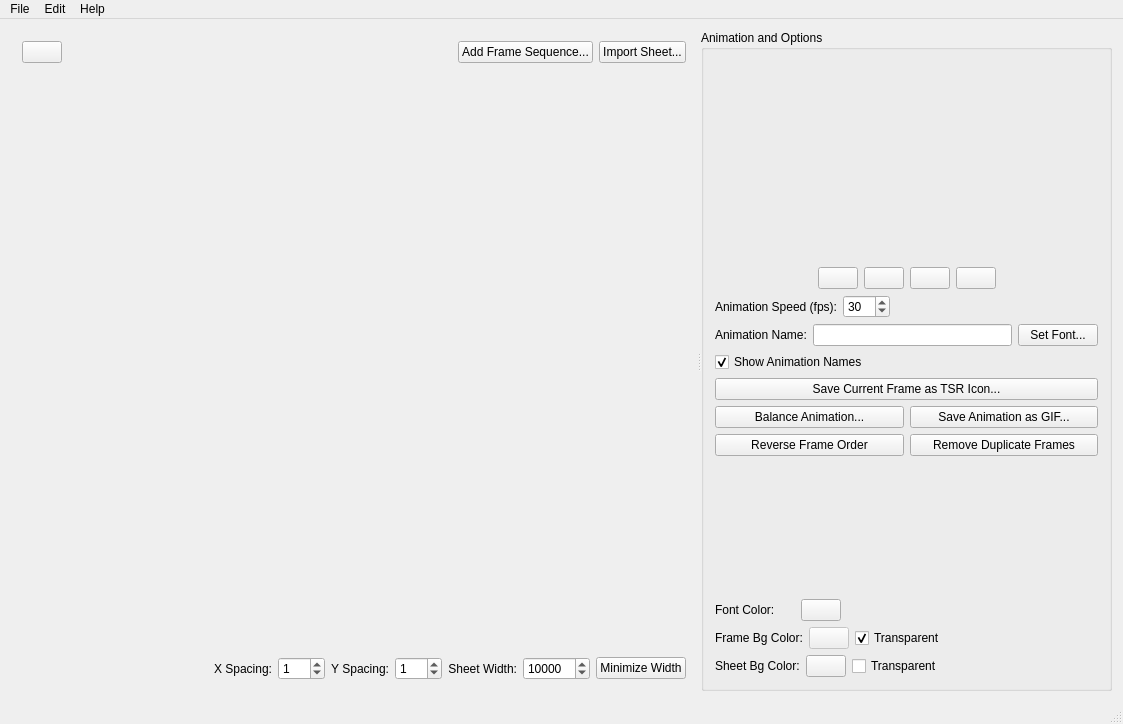
First picture: the form in MainWindow.ui, repository meh2481/SpriteSheeter, before the edit.
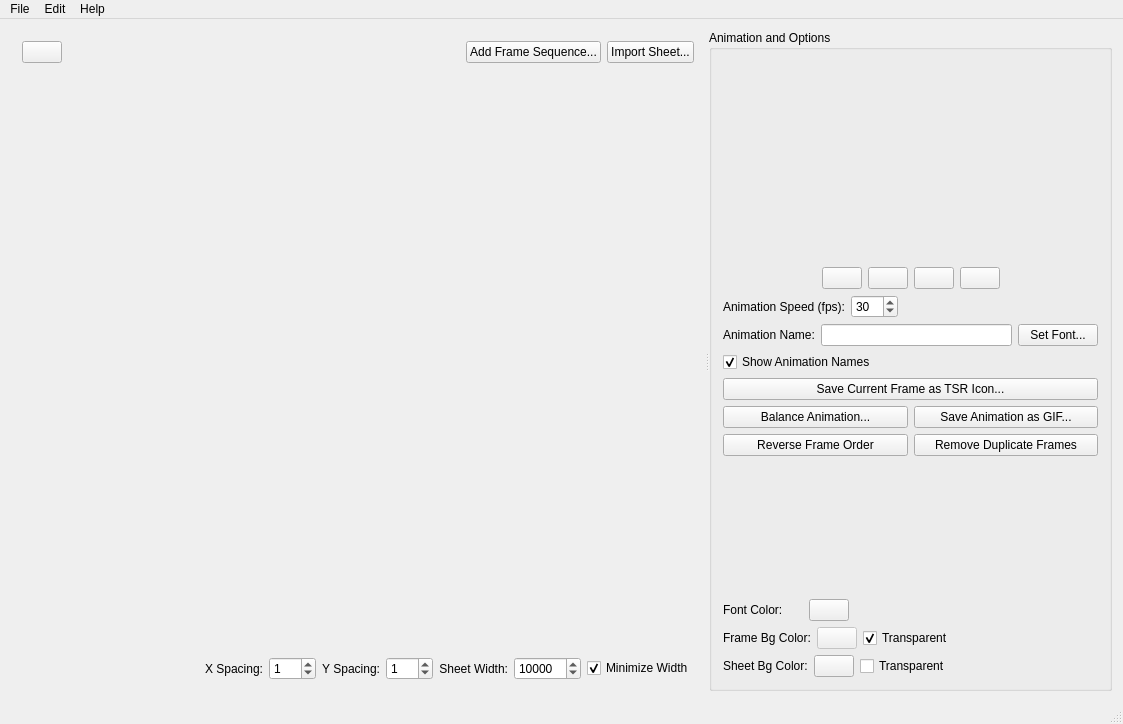
Second picture: the form after the edit. Icons and pictures are not drawn. Custom widgets are drawn as their Qt base class.

Commit message: Better handling of min sheet width

The edit to the form file:
```diff
--- a/MainWindow.ui
+++ b/MainWindow.ui
@@ -209,13 +209,16 @@
              </widget>
             </item>
             <item>
-             <widget class="QPushButton" name="minWidthButton">
+             <widget class="QCheckBox" name="minWidthCheckbox">
               <property name="toolTip">
                <string>Set the sheet width to the smallest width possible to remove whitespace</string>
               </property>
               <property name="text">
                <string>Minimize Width</string>
               </property>
+              <property name="checked">
+               <bool>true</bool>
+              </property>
              </widget>
             </item>
            </layout>
```
The commit also changes 2 other files.
